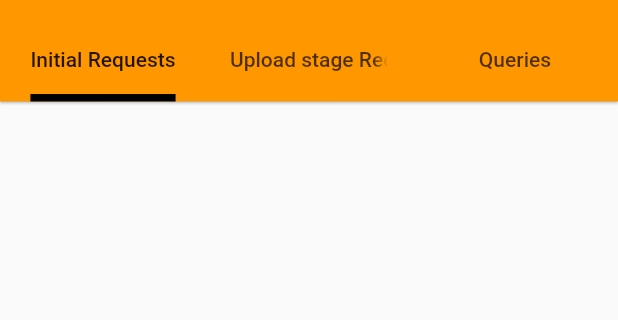
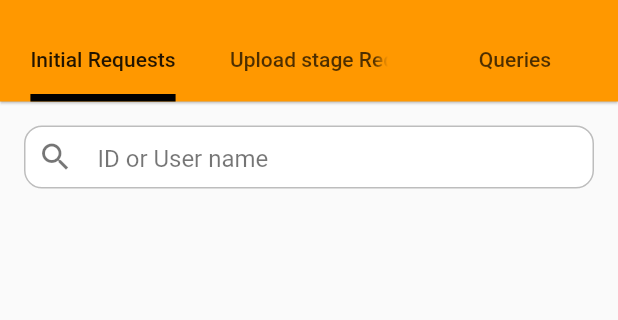
Before and after one commit to shivankar-p/St-Judes-admin, a Flutter app: the screen it shows after launch, on a phone screen of 412 x 824 dp, the part 59-379 px from its top. Run offline on Flutter 3.47's test engine with Material 2 defaults, Android fonts, the phone set to English and light mode, and no system bars; our stand-ins replace auto_size_text, bubble, firebase_auth, firebase_core, firebase_database, firebase_storage and 7 more; missing offline and left inert: audio_session, dart:html, file_saver, uri_to_file; accounts and stored records are empty.

Commit message:
Basic Search functionality for request screen

```diff
--- a/lib/screens/request_screen.dart
+++ b/lib/screens/request_screen.dart
@@ -8,6 +8,8 @@ import '../utils/audio.dart';
 import 'loggedIn.dart';
 import 'package:intl/intl.dart';
 import 'package:flutter/cupertino.dart';
+
+import '../widget/search_widget.dart';
 
 class RequestScreen extends StatefulWidget {
   @override
@@ -28,8 +30,54 @@ class _RequestScreen extends State<RequestScreen> {
   Map<String, dynamic> activeRequests = {};
   List<int> requestLength = [];
   List<String> prevrequestLength = List.filled(100000, '0');
+  String query = '';
+
+  Widget buildSearch() => SearchWidget(
+        text: query,
+        hintText: 'ID or User name',
+        onChanged: searchUser,
+      );
+
+  void searchUser(String str) {
+    // final books = allBooks.where((book) {
+    //   final titleLower = book.title.toLowerCase();
+    //   final authorLower = book.author.toLowerCase();
+    //   final searchLower = query.toLowerCase();
+
+    //   return titleLower.contains(searchLower) ||
+    //       authorLower.contains(searchLower);
+    // }).toList();
+
+    // setState(() {
+    //   this.query = query;
+    //   this.books = books;
+    // });
+    setState(() {
+      query = str;
+    });
+
+    Map<String, dynamic> tmp = {};
+
+    mp.forEach((k, v) {
+      if (k.contains(query) || v["name"].contains(query)) {
+        tmp[k] = v;
+      }
+    });
+
+    print(tmp);
+
+    setState(() {
+      mp = tmp;
+    });
+
+    print(mp);
+    print("before");
+  }
 
   void _getActiverequests() async {
+    print("\n\nGet Active Request Called..");
+    print(query);
+    if (query.isEmpty) {
       DatabaseReference _testRef =
           FirebaseDatabase.instance.ref('activerequests');
       DatabaseEvent _event = await _testRef.once();
@@ -74,6 +122,13 @@ class _RequestScreen extends State<RequestScreen> {
           cnt++;
         });
       }
+
+      print(mp);
+      // mp["12000"] = {"name": "Someone", "phone": "+090909090", "requests": "1"};
+
+      // print(mp);
+    } else
+      print("Query not empty!!");
   }
 
   int getChildCount() {
@@ -208,6 +263,9 @@ class _RequestScreen extends State<RequestScreen> {
         body: Scrollbar(
             child: CustomScrollView(
           slivers: <Widget>[
+            SliverToBoxAdapter(
+              child: buildSearch(),
+            ),
             SliverList(
               delegate: SliverChildBuilderDelegate(
                 (context, index) {
--- /dev/null
+++ b/lib/widget/search_widget.dart
@@ -0,0 +1,60 @@
+import 'package:flutter/material.dart';
+
+class SearchWidget extends StatefulWidget {
+  final String text;
+  final ValueChanged<String> onChanged;
+  final String hintText;
+
+  const SearchWidget({
+    Key? key,
+    required this.text,
+    required this.onChanged,
+    required this.hintText,
+  }) : super(key: key);
+
+  @override
+  _SearchWidgetState createState() => _SearchWidgetState();
+}
+
+class _SearchWidgetState extends State<SearchWidget> {
+  final controller = TextEditingController();
+
+  @override
+  Widget build(BuildContext context) {
+    final styleActive = TextStyle(color: Colors.black);
+    final styleHint = TextStyle(color: Colors.black54);
+    final style = widget.text.isEmpty ? styleHint : styleActive;
+
+    return Container(
+      height: 42,
+      margin: const EdgeInsets.fromLTRB(16, 16, 16, 16),
+      decoration: BoxDecoration(
+        borderRadius: BorderRadius.circular(12),
+        color: Colors.white,
+        border: Border.all(color: Colors.black26),
+      ),
+      padding: const EdgeInsets.symmetric(horizontal: 8),
+      child: TextField(
+        controller: controller,
+        decoration: InputDecoration(
+          icon: Icon(Icons.search, color: style.color),
+          suffixIcon: widget.text.isNotEmpty
+              ? GestureDetector(
+                  child: Icon(Icons.close, color: style.color),
+                  onTap: () {
+                    controller.clear();
+                    widget.onChanged('');
+                    FocusScope.of(context).requestFocus(FocusNode());
+                  },
+                )
+              : null,
+          hintText: widget.hintText,
+          hintStyle: style,
+          border: InputBorder.none,
+        ),
+        style: style,
+        onChanged: widget.onChanged,
+      ),
+    );
+  }
+}
```
Lines whose indentation alone changed are shown as unchanged.
